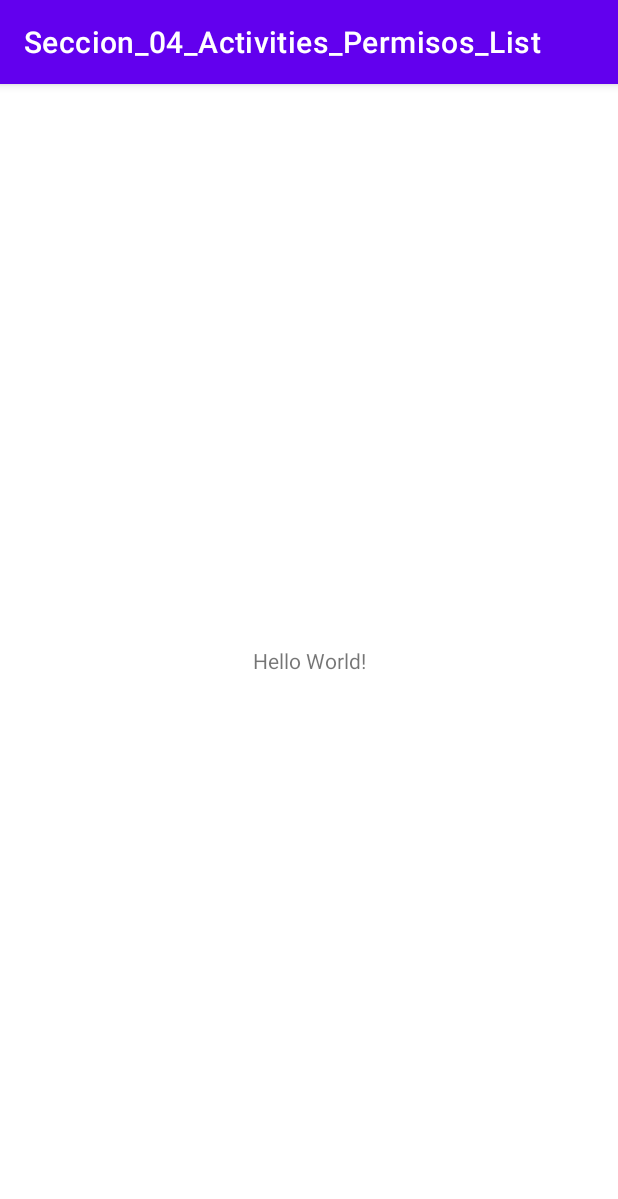
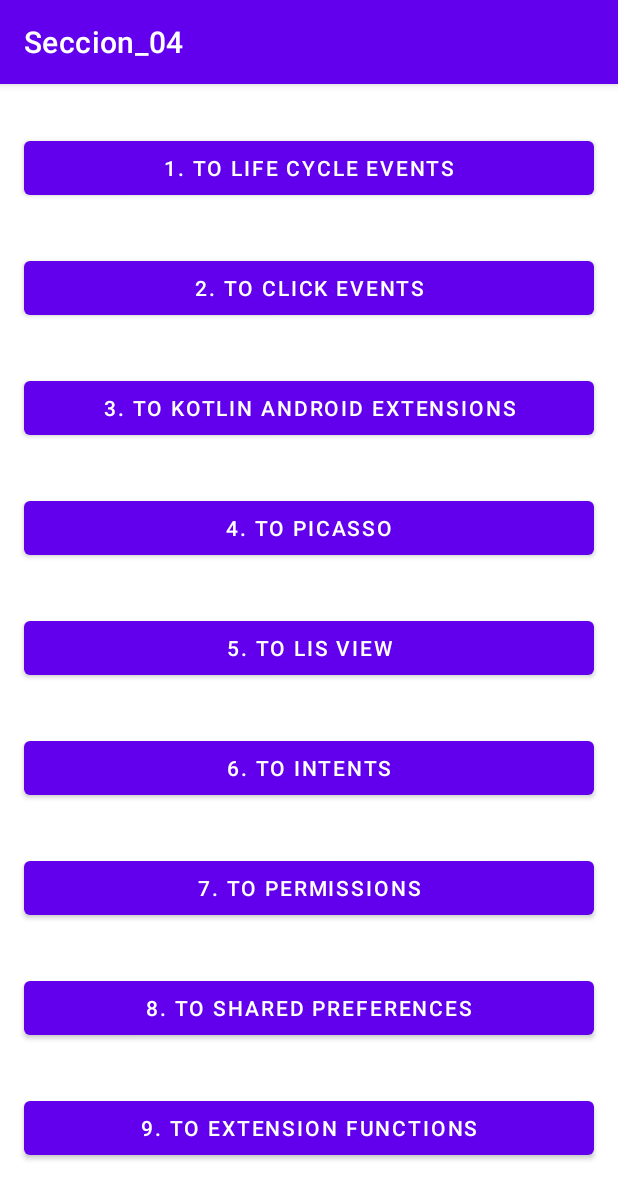
Before and after one commit to josebocero/Seccion_04_Activities_Permisos_List, an Android app: the screen it shows after launch (MainActivity), on a phone screen of 412 x 824 dp. Shown: the top 1199 px of the screen. Run offline under Robolectric (Android 15) with nearby library versions, the phone set to English and light mode, and no system bars.

Commit message:
video 34 Constraint layout + ScrollView + Buttons

```diff
--- a/app/build.gradle
+++ b/app/build.gradle
@@ -4,13 +4,13 @@ plugins {
 }
 
 android {
-    compileSdkVersion 27
+    compileSdkVersion 30
     buildToolsVersion "30.0.2"
 
     defaultConfig {
         applicationId "jose_g_bocero.com.jose.seccion_04_activities_permisos_list"
         minSdkVersion 19
-        targetSdkVersion 27
+        targetSdkVersion 30
         versionCode 1
         versionName "1.0"
 
@@ -42,6 +42,4 @@ dependencies {
     testImplementation 'junit:junit:4.+'
     androidTestImplementation 'androidx.test.ext:junit:1.1.2'
     androidTestImplementation 'androidx.test.espresso:espresso-core:3.3.0'
-
-    implementation 'com.android.support:design:27.0.0'
 }
--- a/app/src/main/java/jose_g_bocero/com/jose/seccion_04_activities_permisos_list/MainActivity.kt
+++ b/app/src/main/java/jose_g_bocero/com/jose/seccion_04_activities_permisos_list/MainActivity.kt
@@ -13,12 +13,12 @@ class MainActivity : AppCompatActivity() {
 
 //        Toast.makeText(this,"Hello from the Toast",Toast.LENGTH_LONG).show()
 
-        val layout = findViewById<ConstraintLayout>(R.id.constraint)
+        //val layout = findViewById<ConstraintLayout>(R.id.constraint)
 
 //        Snackbar.make(layout,"Hello from the SnackBar!",Snackbar.LENGTH_LONG).show()
 
-        Snackbar.make(layout,"Hello from the SnackBar!",Snackbar.LENGTH_LONG).setAction("UNDO") {
-            Snackbar.make(layout,"Email has been restored", Snackbar.LENGTH_LONG).show()
-        }.show()
+        //Snackbar.make(layout,"Hello from the SnackBar!",Snackbar.LENGTH_LONG).setAction("UNDO") {
+        //    Snackbar.make(layout,"Email has been restored", Snackbar.LENGTH_LONG).show()
+        //}.show()
     }
 }
--- a/app/src/main/res/layout/activity_main.xml
+++ b/app/src/main/res/layout/activity_main.xml
@@ -1,19 +1,130 @@
 <?xml version="1.0" encoding="utf-8"?>
-<androidx.constraintlayout.widget.ConstraintLayout
-    android:id="@+id/constraint"
+<ScrollView
     xmlns:android="http://schemas.android.com/apk/res/android"
+    xmlns:app="http://schemas.android.com/apk/res-auto"
     xmlns:tools="http://schemas.android.com/tools"
-    xmlns:app="http://schemas.android.com/apk/res-auto"
+    tools:context=".MainActivity"
     android:layout_width="match_parent"
     android:layout_height="match_parent"
-    tools:context=".MainActivity">
-    <TextView
-      android:layout_width="wrap_content"
-      android:layout_height="wrap_content"
-      android:text="Hello World!"
-      app:layout_constraintBottom_toBottomOf="parent"
-      app:layout_constraintLeft_toLeftOf="parent"
-      app:layout_constraintRight_toRightOf="parent"
-      app:layout_constraintTop_toTopOf="parent" />
+    android:orientation="vertical">
 
-  </androidx.constraintlayout.widget.ConstraintLayout>
+    <androidx.constraintlayout.widget.ConstraintLayout
+
+        android:id="@+id/constraint"
+        android:layout_width="match_parent"
+        android:layout_height="wrap_content"
+        >
+
+        <Button
+            android:id="@+id/button_to_cycle"
+            android:layout_width="0dp"
+            android:layout_height="wrap_content"
+            android:layout_marginStart="16dp"
+            android:layout_marginTop="32dp"
+            android:layout_marginEnd="16dp"
+            android:text="@string/button_to_cycle"
+            app:layout_constraintEnd_toEndOf="parent"
+            app:layout_constraintStart_toStartOf="parent"
+            app:layout_constraintTop_toTopOf="parent" />
+
+        <Button
+            android:id="@+id/button_to_click"
+            android:layout_width="0dp"
+            android:layout_height="wrap_content"
+            android:layout_marginStart="16dp"
+            android:layout_marginTop="32dp"
+            android:layout_marginEnd="16dp"
+            android:text="@string/button_to_click"
+            app:layout_constraintEnd_toEndOf="parent"
+            app:layout_constraintStart_toStartOf="parent"
+            app:layout_constraintTop_toBottomOf="@+id/button_to_cycle" />
+
+        <Button
+            android:id="@+id/button_to_android_extensions"
+            android:layout_width="0dp"
+            android:layout_height="wrap_content"
+            android:layout_marginStart="16dp"
+            android:layout_marginTop="32dp"
+            android:layout_marginEnd="16dp"
+            android:text="@string/button_to_android_extensions"
+            app:layout_constraintEnd_toEndOf="parent"
+            app:layout_constraintStart_toStartOf="parent"
+            app:layout_constraintTop_toBottomOf="@+id/button_to_click" />
+
+        <Button
+            android:id="@+id/button_to_picasso"
+            android:layout_width="0dp"
+            android:layout_height="wrap_content"
+            android:layout_marginStart="16dp"
+            android:layout_marginTop="32dp"
+            android:layout_marginEnd="16dp"
+            android:text="@string/button_to_picasso"
+            app:layout_constraintEnd_toEndOf="parent"
+            app:layout_constraintStart_toStartOf="parent"
+            app:layout_constraintTop_toBottomOf="@+id/button_to_android_extensions" />
+
+        <Button
+            android:id="@+id/button_to_list_view"
+            android:layout_width="0dp"
+            android:layout_height="wrap_content"
+            android:layout_marginStart="16dp"
+            android:layout_marginTop="32dp"
+            android:layout_marginEnd="16dp"
+            android:text="@string/button_to_list_view"
+            app:layout_constraintEnd_toEndOf="parent"
+            app:layout_constraintStart_toStartOf="parent"
+            app:layout_constraintTop_toBottomOf="@+id/button_to_picasso" />
+
+        <Button
+            android:id="@+id/button_to_intents"
+            android:layout_width="0dp"
+            android:layout_height="wrap_content"
+            android:layout_marginStart="16dp"
+            android:layout_marginTop="32dp"
+            android:layout_marginEnd="16dp"
+            android:text="@string/button_to_intents"
+            app:layout_constraintEnd_toEndOf="parent"
+            app:layout_constraintStart_toStartOf="parent"
+            app:layout_constraintTop_toBottomOf="@+id/button_to_list_view" />
+
+        <Button
+            android:id="@+id/button_to_permissions"
+            android:layout_width="0dp"
+            android:layout_height="wrap_content"
+            android:layout_marginStart="16dp"
+            android:layout_marginTop="32dp"
+            android:layout_marginEnd="16dp"
+            android:text="@string/button_to_permissions"
+            app:layout_constraintEnd_toEndOf="parent"
+            app:layout_constraintStart_toStartOf="parent"
+            app:layout_constraintTop_toBottomOf="@+id/button_to_intents" />
+
+        <Button
+            android:id="@+id/button_to_shared_preferences"
+            android:layout_width="0dp"
+            android:layout_height="wrap_content"
+            android:layout_marginStart="16dp"
+            android:layout_marginTop="32dp"
+            android:layout_marginEnd="16dp"
+            android:text="@string/button_to_shared_preferences"
+            app:layout_constraintEnd_toEndOf="parent"
+            app:layout_constraintStart_toStartOf="parent"
+            app:layout_constraintTop_toBottomOf="@+id/button_to_permissions" />
+
+        <Button
+            android:id="@+id/button_to_extension_functions"
+            android:layout_width="0dp"
+            android:layout_height="wrap_content"
+            android:layout_marginStart="16dp"
+            android:layout_marginTop="32dp"
+            android:layout_marginEnd="16dp"
+            android:layout_marginBottom="32dp"
+            android:text="@string/button_to_extension_functions"
+            app:layout_constraintBottom_toBottomOf="parent"
+            app:layout_constraintEnd_toEndOf="parent"
+            app:layout_constraintStart_toStartOf="parent"
+            app:layout_constraintTop_toBottomOf="@+id/button_to_shared_preferences" />
+
+    </androidx.constraintlayout.widget.ConstraintLayout>
+
+</ScrollView>
--- a/app/src/main/res/values/strings.xml
+++ b/app/src/main/res/values/strings.xml
@@ -1,3 +1,12 @@
 <resources>
-    <string name="app_name">Seccion_04_Activities_Permisos_List</string>
+    <string name="app_name">Seccion_04</string>
+    <string name="button_to_cycle">1. To Life Cycle Events</string>
+    <string name="button_to_click">2. To Click Events</string>
+    <string name="button_to_android_extensions">3. To Kotlin Android Extensions</string>
+    <string name="button_to_picasso">4. To Picasso</string>
+    <string name="button_to_list_view">5. To Lis View</string>
+    <string name="button_to_intents">6. To Intents</string>
+    <string name="button_to_permissions">7. To Permissions</string>
+    <string name="button_to_shared_preferences">8. To Shared Preferences</string>
+    <string name="button_to_extension_functions">9. To Extension Functions</string>
 </resources>
```
